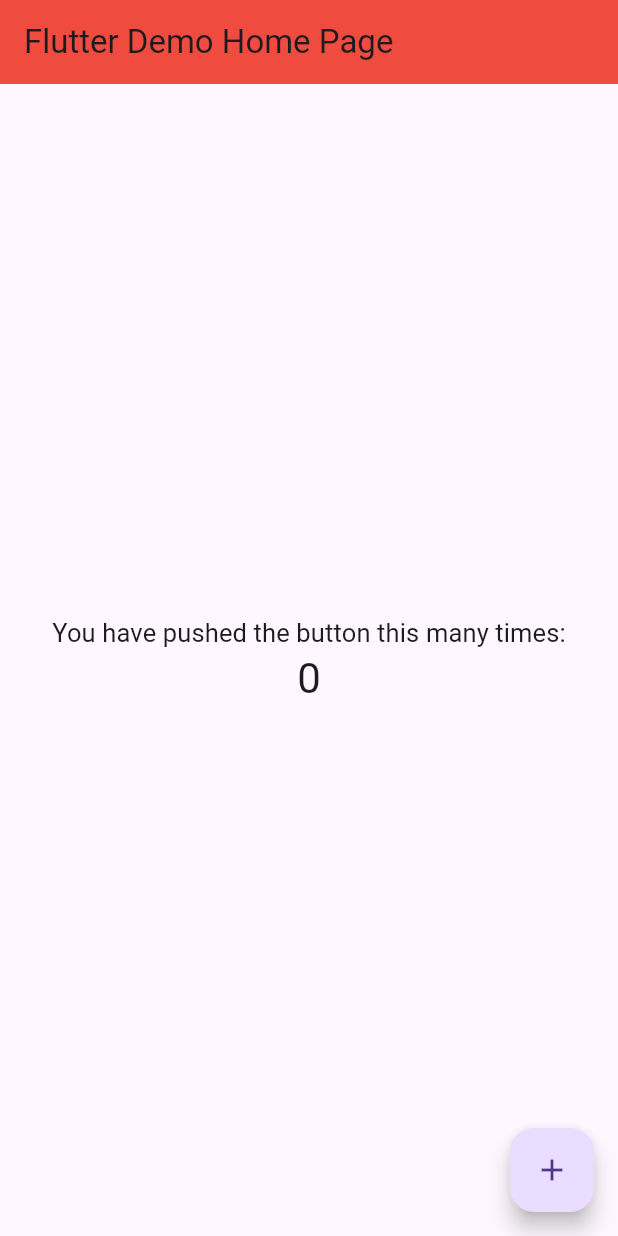
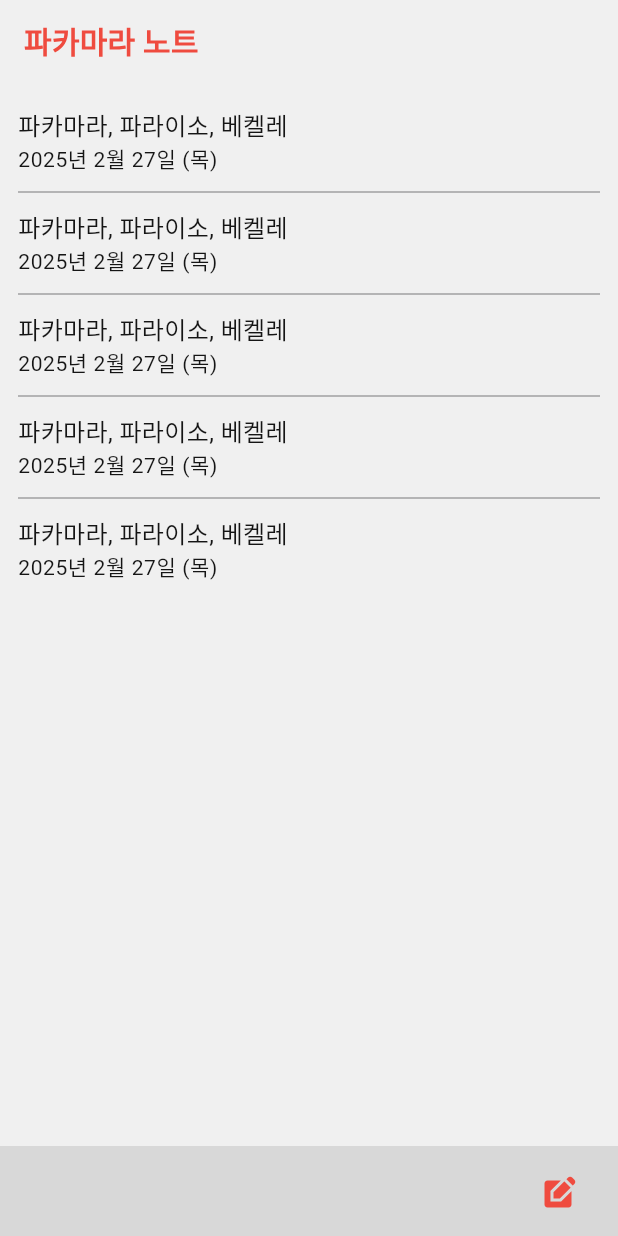
Before and after one commit to huggedunks/pacamara-APP, a Flutter app: the screen it shows after launch, on a phone screen of 412 x 824 dp. Run offline on Flutter 3.47's test engine with Material 3 defaults, Android fonts, the phone set to English and light mode, and no system bars; our stand-ins replace awesome_extensions; Roboto replaces fonts that are missing (Pretendard); project files that could hold a hidden picture were left out.

Commit message:
[#4] feat: 메모리스트 페이지 ListView 레이아웃 추가

```diff
--- a/lib/main.dart
+++ b/lib/main.dart
@@ -1,7 +1,7 @@
-import 'package:awesome_extensions/awesome_extensions.dart';
 import 'package:flutter/material.dart';
 import 'package:pacamara_app/presentation/common/theme/theme_constants.dart';
 import 'package:pacamara_app/presentation/common/theme/theme_manager.dart';
+import 'package:pacamara_app/presentation/memo_list/view/memo_list_view.dart';
 
 void main() {
   runApp(const MyApp());
@@ -15,60 +15,11 @@
   @override
   Widget build(BuildContext context) {
     return MaterialApp(
-      title: 'Flutter Demo',
+      title: 'Pacamara Note',
       themeMode: themeManager.themeMode,
       theme: lightTheme,
       darkTheme: darkTheme,
-      home: const MyHomePage(title: 'Flutter Demo Home Page'),
+      home: const MemoListView(),
     );
   }
 }
-
-class MyHomePage extends StatefulWidget {
-  const MyHomePage({super.key, required this.title});
-
-  final String title;
-
-  @override
-  State<MyHomePage> createState() => _MyHomePageState();
-}
-
-class _MyHomePageState extends State<MyHomePage> {
-  int _counter = 0;
-
-  void _incrementCounter() {
-    setState(() {
-      _counter++;
-    });
-  }
-
-  @override
-  Widget build(BuildContext context) {
-    return Scaffold(
-      appBar: AppBar(
-        backgroundColor: context.theme.pacaAccent500,
-        title: Text(widget.title),
-      ),
-      body: Center(
-        child: Column(
-          mainAxisAlignment: MainAxisAlignment.center,
-          children: <Widget>[
-            Text(
-              'You have pushed the button this many times:',
-              style: context.textTheme.titleSmall,
-            ),
-            Text(
-              '$_counter',
-              style: context.textTheme.headlineMedium,
-            ),
-          ],
-        ),
-      ),
-      floatingActionButton: FloatingActionButton(
-        onPressed: _incrementCounter,
-        tooltip: 'Increment',
-        child: const Icon(Icons.add),
-      ),
-    );
-  }
-}
--- /dev/null
+++ b/lib/presentation/memo_list/view/memo_list_view.dart
@@ -0,0 +1,71 @@
+import 'package:awesome_extensions/awesome_extensions.dart';
+import 'package:flutter/material.dart';
+import 'package:pacamara_app/presentation/common/theme/theme_constants.dart';
+
+class MemoListView extends StatelessWidget {
+  const MemoListView({super.key});
+
+  @override
+  Widget build(BuildContext context) {
+    return Scaffold(
+      backgroundColor: context.theme.pacaBlack,
+      appBar: AppBar(
+        backgroundColor: Colors.transparent,
+        title: Text(
+          '파카마라 노트',
+          style: context.titleMedium?.copyWith(color: context.theme.pacaAccent500),
+        ),
+      ),
+      body: SafeArea(
+        minimum: const EdgeInsets.all(12),
+        child: ListView.separated(
+          itemCount: 5,
+          itemBuilder: (context, index) {
+            return TextButton(
+              onPressed: () {},
+              style: TextButton.styleFrom(
+                shape: const RoundedRectangleBorder(),
+                padding: const EdgeInsets.symmetric(vertical: 4.0),
+                overlayColor: context.theme.pacaAccent500,
+                tapTargetSize: MaterialTapTargetSize.shrinkWrap,
+                alignment: Alignment.centerLeft,
+              ),
+              child: Column(
+                crossAxisAlignment: CrossAxisAlignment.start,
+                children: [
+                  Text(
+                    "파카마라, 파라이소, 베켈레",
+                    style: context.bodyMedium?.copyWith(color: context.theme.pacaWhite),
+                  ),
+                  Text(
+                    "2025년 2월 27일 (목)",
+                    style: context.bodySmall?.copyWith(color: context.theme.pacaWhite),
+                  ),
+                ],
+              ),
+            );
+          },
+          separatorBuilder: (context, index) {
+            return Divider(color: context.theme.pacaGray600);
+          },
+        ),
+      ),
+      bottomNavigationBar: BottomAppBar(
+        color: context.theme.pacaGray200,
+        height: 60,
+        child: Row(
+          children: [
+            const Spacer(),
+            IconButton(
+              icon: Icon(
+                Icons.edit_square,
+                color: context.theme.pacaAccent500,
+              ),
+              onPressed: () {},
+            )
+          ],
+        ),
+      ),
+    );
+  }
+}
```
Also changed, not shown: 1 other file.
